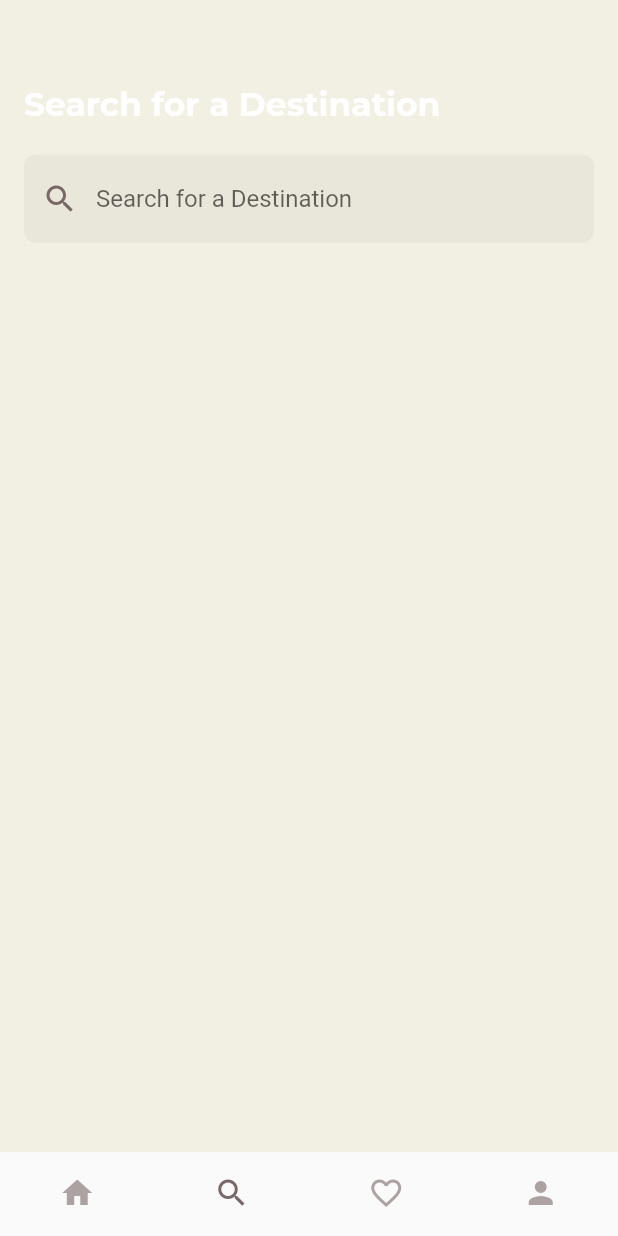
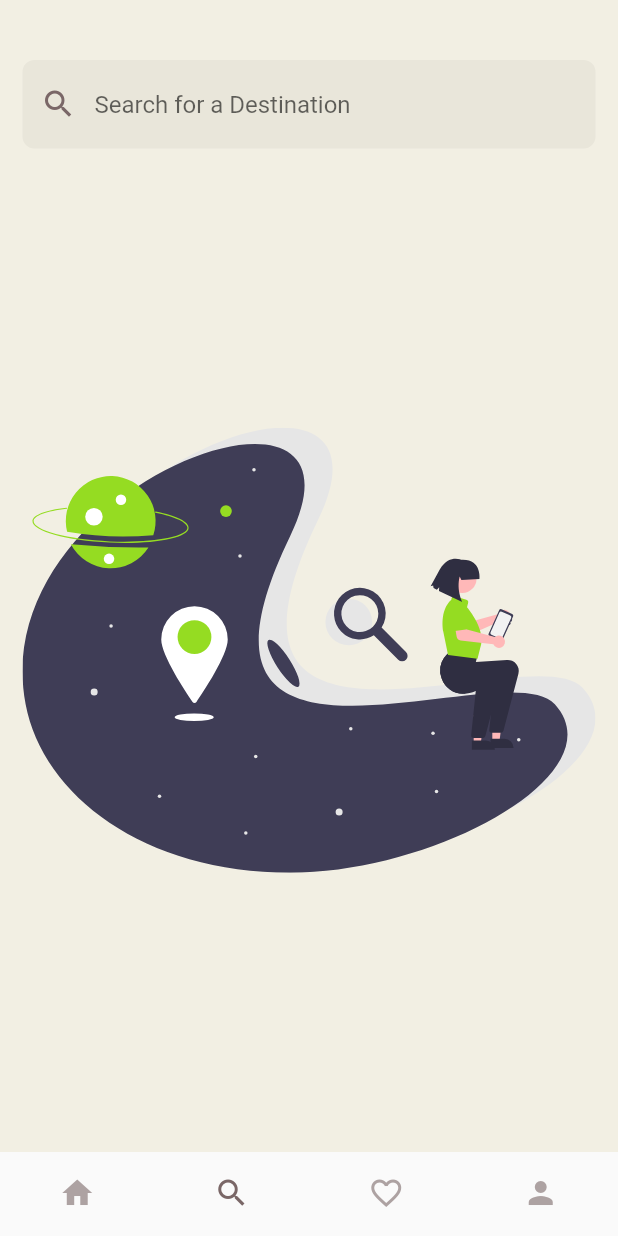
Before and after one commit to nizamgahramanov/travel_app, a Flutter app: the MainScreen screen opened by its route, item 2 of the bottom bar chosen, on a phone screen of 412 x 824 dp. Run offline on Flutter 3.47's test engine with Material 2 defaults, Android fonts, the phone set to English and light mode, and no system bars; our stand-ins replace cloud_firestore, firebase_auth, firebase_core, firebase_storage, flutter_native_splash, flutter_svg and 3 more; accounts and stored records are empty.

Commit message:
more search screen

```diff
--- a/lib/providers/destinations.dart
+++ b/lib/providers/destinations.dart
@@ -397,7 +397,7 @@ class Destinations with ChangeNotifier {
   }
 
   Stream<List<Destination>> initSearchDestination(String enteredText){
-
+    print(enteredText);
     final s =  firestore_service.getDestinationsBySearchText(enteredText);
     print("ASDA");
     print(s);
--- a/lib/screen/search_screen.dart
+++ b/lib/screen/search_screen.dart
@@ -2,10 +2,10 @@ import 'package:cloud_firestore/cloud_firestore.dart';
 import 'package:flutter/material.dart';
 import 'package:provider/provider.dart';
 import 'package:travel_app/helpers/app_colors.dart';
-import 'package:travel_app/helpers/app_large_text.dart';
-
+import 'package:flutter_svg/flutter_svg.dart';
 import '../model/destination.dart';
 import '../providers/destinations.dart';
+import '../widgets/search_result_view.dart';
 
 class SearchScreen extends StatefulWidget {
   @override
@@ -15,7 +15,7 @@ class SearchScreen extends StatefulWidget {
 class _SearchScreenState extends State<SearchScreen> {
   // SearchScreen({Key? key}) : super(key: key);
   Future<QuerySnapshot>? destinationList;
-  String region = '';
+  String? region;
 
   // void initSearchDestination(String enteredText) {
   //   print(enteredText);
@@ -33,20 +33,16 @@ class _SearchScreenState extends State<SearchScreen> {
   Widget build(BuildContext context) {
     final providerData = Provider.of<Destinations>(context);
     return Padding(
-      padding: const EdgeInsets.all(16.0),
+      padding: const EdgeInsets.symmetric(
+        horizontal: 15,
+        vertical: 0,
+      ),
       child: Column(
         mainAxisAlignment: MainAxisAlignment.start,
         crossAxisAlignment: CrossAxisAlignment.start,
         children: [
           const SizedBox(
             height: 40,
-          ),
-          AppLargeText(
-            text: "Search for a Destination",
-            size: 22,
-          ),
-          const SizedBox(
-            height: 20.0,
           ),
           TextField(
             onChanged: (enteredText) {
@@ -66,36 +62,25 @@ class _SearchScreenState extends State<SearchScreen> {
               prefixIconColor: AppColors.buttonBackgroundColor,
             ),
           ),
-          Expanded(
+          if (region != null && region != "")
+            SingleChildScrollView(
               child: StreamBuilder<List<Destination>>(
-              stream: providerData.initSearchDestination(region),
-              initialData: [],
+                stream: providerData.initSearchDestination(region!),
+                initialData: const [],
                 builder: (ctx, snapshot) {
                   if (snapshot.connectionState == ConnectionState.waiting) {
                     return const Center(
                       child: CircularProgressIndicator(),
                     );
-                } else if (snapshot.connectionState == ConnectionState.active ||
+                  } else if (snapshot.connectionState ==
+                          ConnectionState.active ||
                       snapshot.connectionState == ConnectionState.done) {
                     if (snapshot.hasError) {
                       return const Text('Error');
                     } else {
                       print("***************");
                       print(snapshot.data!.length);
-                    return ListView.separated(
-                      itemBuilder: (BuildContext ctx, int index) {
-                        final titre = snapshot.data![index].name;
-                        print("______________");
-                        print(snapshot.data![index].name);
-                        return ListTile(
-                          title: Text(titre),
-                        );
-                      },
-                      separatorBuilder: (context, index) => const Divider(
-                        color: Colors.black,
-                      ),
-                      itemCount: snapshot.data!.length,
-                    );
+                      return SearchResultView(snapshot.data!);
                     }
                   } else {
                     return const Center(
@@ -105,6 +90,10 @@ class _SearchScreenState extends State<SearchScreen> {
                 },
               ),
             ),
+          if (region == null || region == "")
+            Expanded(
+              child: SvgPicture.asset('assets/images/destination_search.svg'),
+            ),
         ],
       ),
     );
--- a/pubspec.yaml
+++ b/pubspec.yaml
@@ -41,6 +41,7 @@ dependencies:
   location: ^4.4.0
   google_maps_flutter: ^2.2.1
   http: ^0.13.5
+  flutter_svg: ^1.1.5
 
   # The following adds the Cupertino Icons font to your application.
   # Use with the CupertinoIcons class for iOS style icons.
@@ -80,6 +81,7 @@ flutter:
     - assets/images/travel_mode.png
     - assets/images/undraw.svg
     - assets/images/profile_screen.jpg
+    - assets/images/destination_search.svg
 
   # An image asset can refer to one or more resolution-specific "variants", see
   # https://flutter.dev/assets-and-images/#resolution-aware
```
Also changed, not shown: lib/model/circle_tab_indicator.dart (+5 -5 lines), lib/screen/home_screen.dart (+2 -21 lines), lib/widgets/carousel_item.dart (+12 -9 lines), lib/widgets/horizontal_carousel_list.dart (+10 -4 lines), lib/widgets/search_result_view.dart (added, +35 -0 lines), lib/widgets/top_destination.dart (+26 -4 lines), assets/images/destination_search.svg (added), pubspec.lock. Lines whose indentation alone changed are shown as unchanged.
